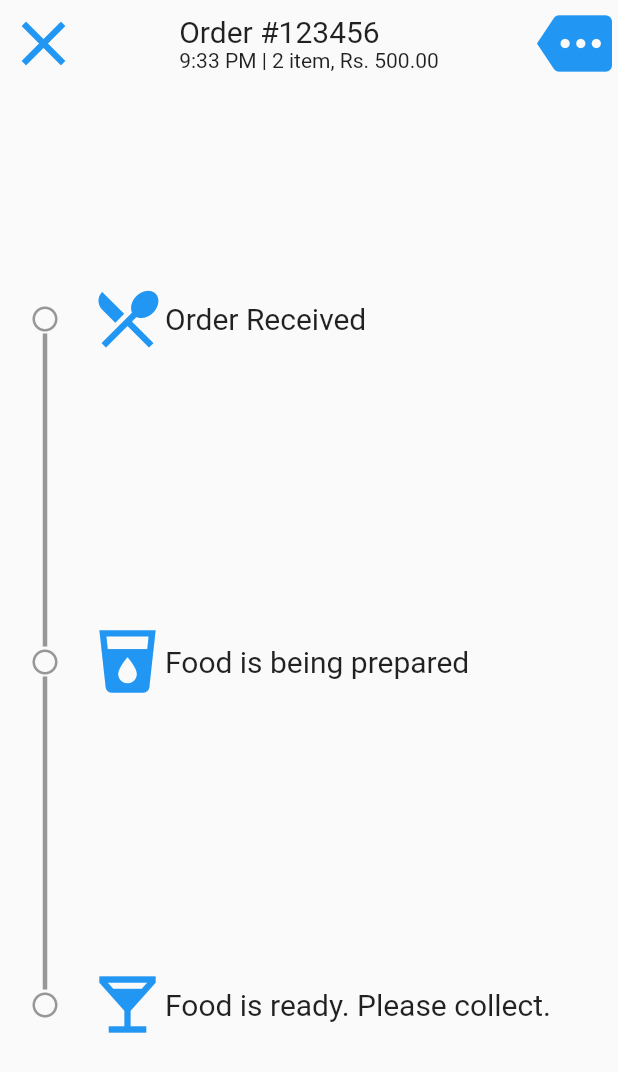
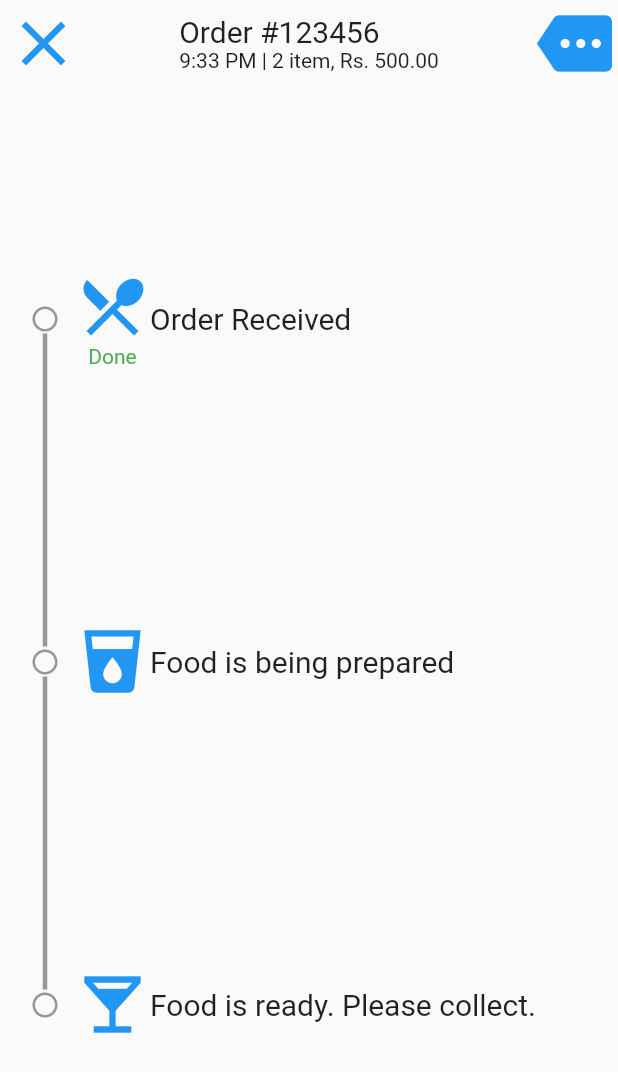
Before and after one commit to PhurbaGyalzen/Byte-Bistro, a Flutter app: the screen it shows after launch, on a phone screen of 412 x 824 dp. Shown: the top 1072 px of the screen. Run offline on Flutter 3.47's test engine with Material 2 defaults, Android fonts, the light colour scheme and no system bars; our stand-ins replace form_field_validator, get, shared_preferences; missing offline and left inert: qr_code_scanner.

Commit message:
more layout

```diff
--- a/frontend/byte_bistro/lib/Screens/after_order.dart
+++ b/frontend/byte_bistro/lib/Screens/after_order.dart
@@ -55,7 +55,8 @@ class _AfterOrderScreenState extends State<AfterOrderScreen> {
           ),
           Expanded(
             child: Padding(
-              padding: const EdgeInsets.symmetric(vertical: 40.0),
+              padding:
+                  const EdgeInsets.symmetric(vertical: 40.0, horizontal: 10.0),
               child: Column(children: [
                 Expanded(
                   child: Row(
@@ -63,10 +64,19 @@ class _AfterOrderScreenState extends State<AfterOrderScreen> {
                       VerticalLine(first: true),
                       Row(
                         children: [
-                          Icon(
-                            Icons.local_dining,
-                            color: Colors.blue,
-                            size: 50,
+                          Column(
+                            mainAxisAlignment: MainAxisAlignment.center,
+                            children: [
+                              Icon(
+                                Icons.local_dining,
+                                color: Colors.blue,
+                                size: 50,
+                              ),
+                              Text(
+                                'Done',
+                                style: TextStyle(color: Colors.green),
+                              ),
+                            ],
                           ),
                           Text(
                             'Order Received',
@@ -167,7 +177,7 @@ class VerticalLine extends StatelessWidget {
       ),
     );
     return Padding(
-      padding: const EdgeInsets.symmetric(horizontal: 20.0),
+      padding: const EdgeInsets.symmetric(horizontal: 10.0),
       child: Column(
         children: children,
       ),
```
